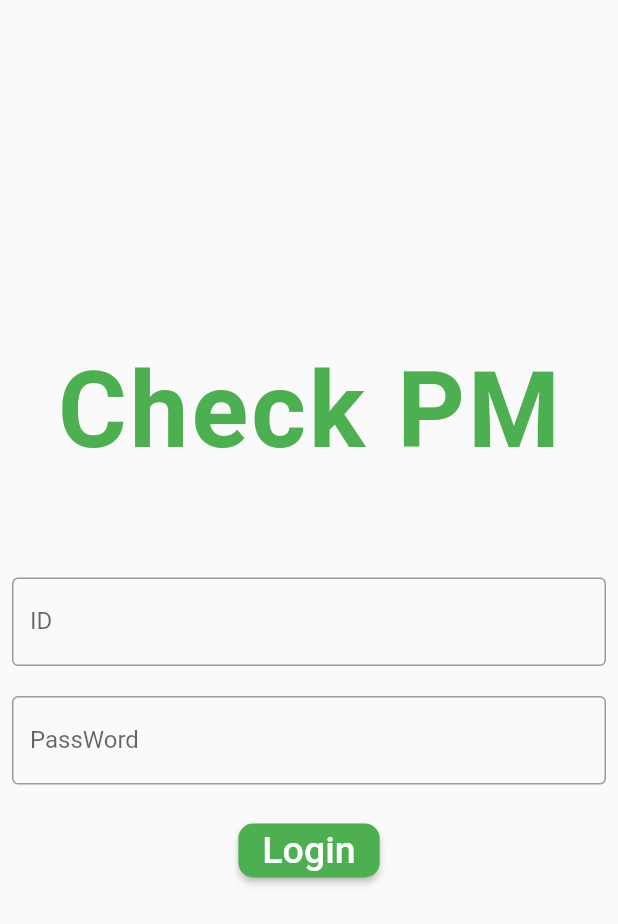
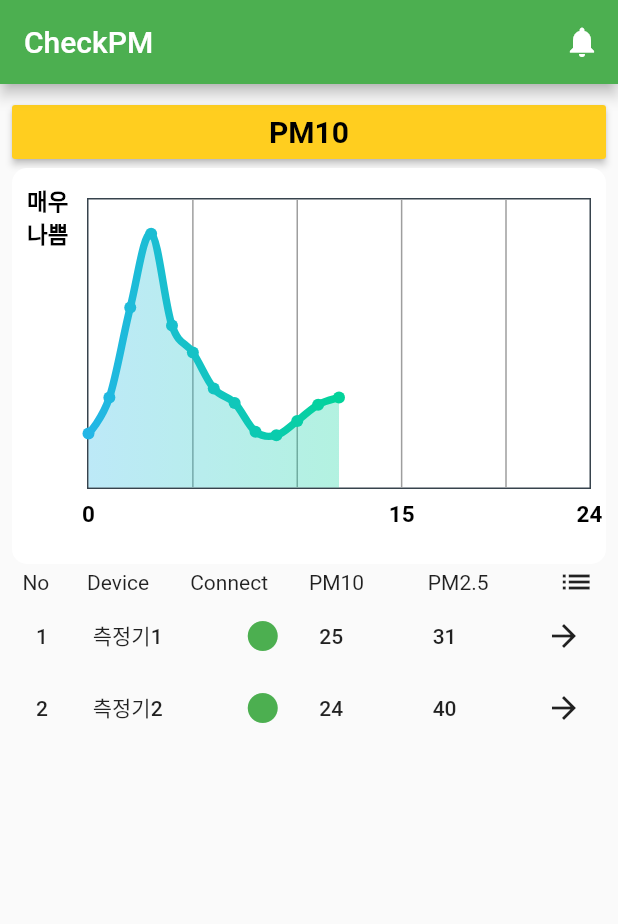
Before and after one commit to Ksanbal/MiseCho, a Flutter app: the screen it shows after launch, on a phone screen of 412 x 824 dp. Shown: the top 924 px of the screen. Run offline on Flutter 3.47's test engine with Material 2 defaults, Android fonts, the phone set to English and light mode, and no system bars; drawn by our look-alikes of fl_chart.

Commit message:
Ready form for Appbar, Chart, List

```diff
--- /dev/null
+++ b/APP/checkpm_app/lib/index_page.dart
@@ -0,0 +1,351 @@
+import 'package:flutter/material.dart';
+import 'package:fl_chart/fl_chart.dart';
+
+class DeviceList {
+  int no;
+  String title;
+  bool isconnect = false;
+  int avgpm10;
+  int avgpm25;
+
+  DeviceList(this.title);
+}
+
+class IndexPage extends StatefulWidget {
+  @override
+  _IndexPageState createState() => _IndexPageState();
+}
+
+class _IndexPageState extends State<IndexPage> {
+  final _items = <DeviceList>[];
+
+  List<Color> gradientColors = [
+    const Color(0xff23b6e6),
+    const Color(0xff02d39a),
+  ];
+  bool showPM10 = true;
+
+  @override
+  Widget build(BuildContext context) {
+    return Scaffold(
+      appBar: AppBar(
+        title: Text('CheckPM'),
+        actions: <Widget>[
+          IconButton(
+            icon: Icon(Icons.notifications),
+            onPressed: () {},
+          )
+        ],
+      ),
+      body: Padding(
+        padding: const EdgeInsets.all(8.0),
+        child: Column(
+          children: <Widget>[
+            // PM10, PM2.5 변경 버튼
+            Row(
+              children: [
+                Expanded(
+                  child: RaisedButton(
+                    color: Color(0xffffce1f),
+                    child: Text(
+                      showPM10 ? 'PM10' : 'PM2.5',
+                      style: TextStyle(
+                          color: showPM10 ? Colors.black : Colors.black,
+                          fontSize: 20,
+                          fontWeight: FontWeight.bold),
+                    ),
+                    onPressed: () {
+                      setState(() {
+                        showPM10 = !showPM10;
+                        print(showPM10);
+                      });
+                    },
+                  ),
+                )
+              ],
+            ),
+            // Chart
+            AspectRatio(
+              aspectRatio: 3 / 2,
+              child: Container(
+                decoration: BoxDecoration(
+                    borderRadius: BorderRadius.all(
+                      Radius.circular(10),
+                    ),
+                    color: Colors.white),
+                child: Padding(
+                  padding: EdgeInsets.symmetric(vertical: 20, horizontal: 10),
+                  child: LineChart(
+                    showPM10 ? PM10Chart() : PM25Chart(),
+                  ),
+                ),
+              ),
+            ),
+            // list name
+            Row(
+              children: <Widget>[
+                Expanded(
+                  child: Text('  No'),
+                ),
+                Expanded(
+                  flex: 2,
+                  child: Text('   Device'),
+                ),
+                Expanded(
+                  flex: 2,
+                  child: Text('Connect'),
+                ),
+                Expanded(
+                  flex: 2,
+                  child: Text('PM10'),
+                ),
+                Expanded(
+                  flex: 2,
+                  child: Text('PM2.5'),
+                ),
+                Expanded(
+                  flex: 1,
+                  child: Icon(Icons.list),
+                ),
+              ],
+            ),
+            // ListView
+            Expanded(
+              child: ListView(
+                children: [
+                  FlatButton(
+                    child: Row(
+                      children: <Widget>[
+                        Expanded(
+                          child: Text('1'),
+                        ),
+                        Expanded(
+                          flex: 2,
+                          child: Text('측정기1'),
+                        ),
+                        Expanded(
+                          flex: 2,
+                          child: Icon(
+                            Icons.circle,
+                            color: Colors.green,
+                          ),
+                        ),
+                        Expanded(
+                          flex: 2,
+                          child: Text('25'),
+                        ),
+                        Expanded(
+                          flex: 2,
+                          child: Text('31'),
+                        ),
+                        Icon(
+                          Icons.arrow_forward,
+                        )
+                      ],
+                    ),
+                    onPressed: () {},
+                  ),
+                  FlatButton(
+                    child: Row(
+                      children: <Widget>[
+                        Expanded(
+                          child: Text('2'),
+                        ),
+                        Expanded(
+                          flex: 2,
+                          child: Text('측정기2'),
+                        ),
+                        Expanded(
+                          flex: 2,
+                          child: Icon(
+                            Icons.circle,
+                            color: Colors.green,
+                          ),
+                        ),
+                        Expanded(
+                          flex: 2,
+                          child: Text('24'),
+                        ),
+                        Expanded(
+                          flex: 2,
+                          child: Text('40'),
+                        ),
+                        Icon(
+                          Icons.arrow_forward,
+                        )
+                      ],
+                    ),
+                    onPressed: () {},
+                  )
+                ],
+              ),
+            ),
+          ],
+        ),
+      ),
+    );
+  }
+
+// List Item Widget
+  Widget _buildItemWidget(DeviceList deviceList) {
+    return FlatButton(
+      child: Row(
+        children: <Widget>[
+          Expanded(
+            child: Text('1'),
+          ),
+          Expanded(
+            flex: 2,
+            child: Text('측정기1'),
+          ),
+          Expanded(
+            flex: 2,
+            child: Icon(
+              Icons.circle,
+              color: Colors.green,
+            ),
+          ),
+          Expanded(
+            flex: 2,
+            child: Text('25'),
+          ),
+          Expanded(
+            flex: 2,
+            child: Text('31'),
+          ),
+          Icon(
+            Icons.arrow_forward,
+          )
+        ],
+      ),
+      onPressed: () {},
+    );
+  }
+
+// 미세먼지 차트 데이터
+  LineChartData PM10Chart() {
+    return LineChartData(
+      gridData: FlGridData(
+        show: true,
+        drawVerticalLine: true,
+        drawHorizontalLine: false,
+        getDrawingHorizontalLine: (value) {
+          return FlLine(
+            color: Colors.grey,
+            strokeWidth: 1,
+          );
+        },
+        getDrawingVerticalLine: (value) {
+          return FlLine(
+            color: Colors.grey,
+            strokeWidth: 1,
+          );
+        },
+      ),
+      titlesData: FlTitlesData(
+        show: true,
+        bottomTitles: SideTitles(
+          showTitles: true,
+          reservedSize: 22,
+          textStyle: const TextStyle(
+            color: Colors.black,
+            fontWeight: FontWeight.bold,
+            fontSize: 15,
+          ),
+          getTitles: (value) {
+            print('bottomTitles $value');
+            switch (value.toInt()) {
+              case 0:
+                return '0';
+              case 3:
+                return '3';
+              case 6:
+                return '6';
+              case 9:
+                return '9';
+              case 12:
+                return '12';
+              case 15:
+                return '15';
+              case 18:
+                return '18';
+              case 21:
+                return '21';
+              case 24:
+                return '24';
+            }
+            return '';
+          },
+          margin: 8,
+        ),
+        leftTitles: SideTitles(
+          showTitles: true,
+          textStyle: const TextStyle(
+            color: Colors.black,
+            fontWeight: FontWeight.bold,
+            fontSize: 15,
+          ),
+          getTitles: (value) {
+            print('leftTitles $value');
+            switch (value.toInt()) {
+              case 10:
+                return '좋음';
+              case 30:
+                return '보통';
+              case 80:
+                return '나쁨';
+              case 150:
+                return '매우 나쁨';
+            }
+            return '';
+          },
+          reservedSize: 28,
+          margin: 12,
+        ),
+      ),
+      borderData: FlBorderData(
+          show: true,
+          border: Border.all(color: const Color(0xff37434d), width: 1)),
+      minX: 0,
+      maxX: 24,
+      minY: 0,
+      maxY: 160,
+      lineBarsData: [
+        LineChartBarData(
+          spots: [
+            FlSpot(0, 30),
+            FlSpot(1, 50),
+            FlSpot(2, 100),
+            FlSpot(3, 141),
+            FlSpot(4, 90),
+            FlSpot(5, 75),
+            FlSpot(6, 55),
+            FlSpot(7, 47),
+            FlSpot(8, 31),
+            FlSpot(9, 29),
+            FlSpot(10, 37),
+            FlSpot(11, 46),
+            FlSpot(12, 50),
+          ],
+          isCurved: true,
+          colors: gradientColors,
+          barWidth: 5,
+          isStrokeCapRound: true,
+          dotData: FlDotData(
+            show: true,
+          ),
+          belowBarData: BarAreaData(
+            show: true,
+            colors:
+                gradientColors.map((color) => color.withOpacity(0.3)).toList(),
+          ),
+        ),
+      ],
+    );
+  }
+
+// 초미세먼지 차트 데이터
+  LineChartData PM25Chart() {
+    return LineChartData();
+  }
+}
--- a/APP/checkpm_app/lib/main.dart
+++ b/APP/checkpm_app/lib/main.dart
@@ -1,3 +1,4 @@
+import 'package:checkpm_app/index_page.dart';
 import 'package:flutter/material.dart';
 
 import 'login_page.dart';
@@ -12,7 +13,8 @@ class MyApp extends StatelessWidget {
       theme: ThemeData(
         primarySwatch: Colors.green,
       ),
-      home: LoginPage(), // Login page로 연결
+      // home: LoginPage(), // Login page로 연결
+      home: IndexPage(),
     );
   }
 }
```
